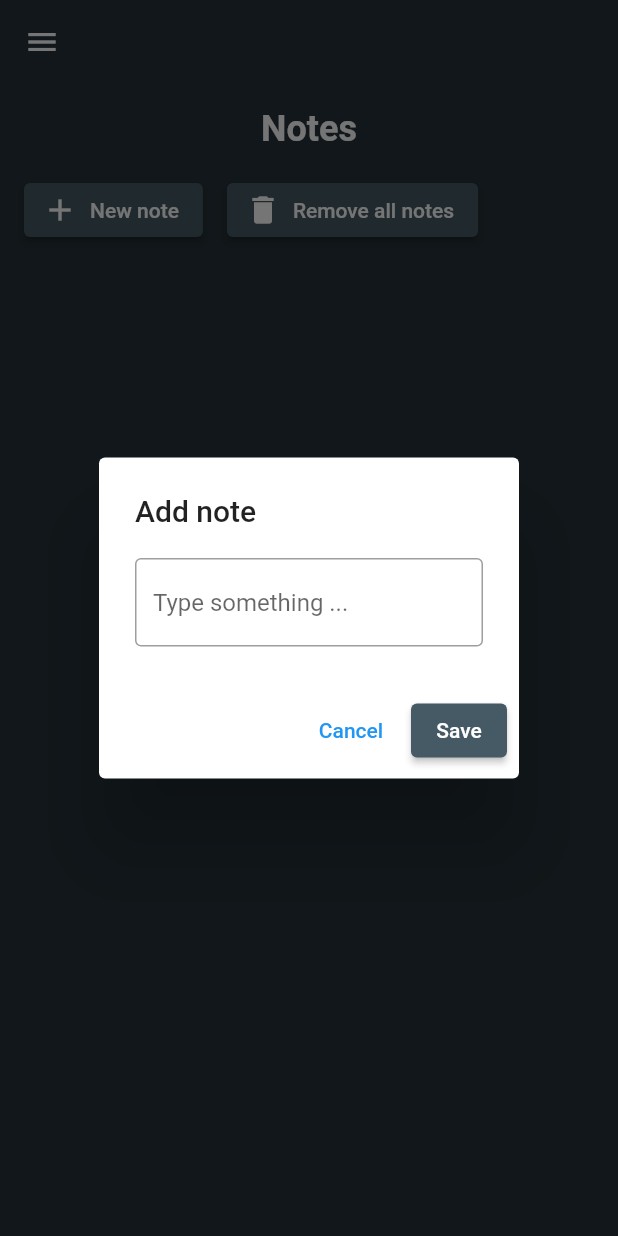
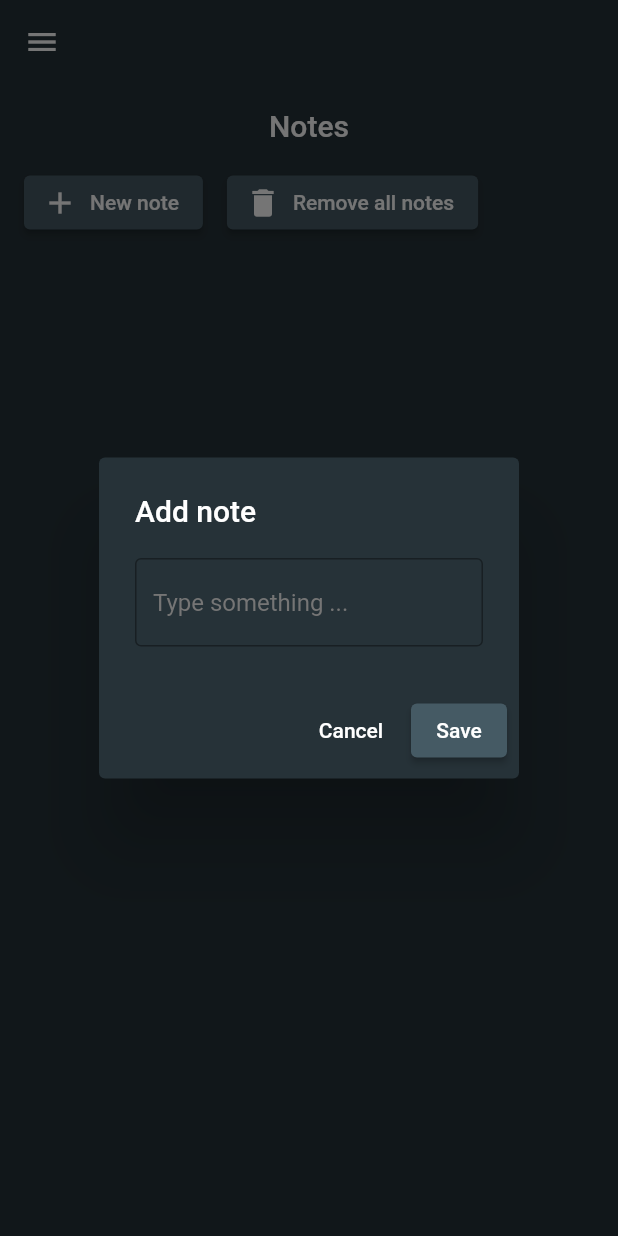
Before and after one commit to eknaub/todo_webapp, a Flutter app: the MainScreen screen opened directly, after a tap on "New note", on a phone screen of 412 x 824 dp. Run offline on Flutter 3.47's test engine with Material 2 defaults, Android fonts, the light colour scheme and no system bars; our stand-ins replace shared_preferences; accounts and stored records are empty; statements that could not run were skipped.

Commit message:
more theme

```diff
--- a/lib/widgets/drawer_widget.dart
+++ b/lib/widgets/drawer_widget.dart
@@ -1,6 +1,5 @@
 import 'package:flutter/material.dart';
 import 'package:provider/provider.dart';
-import 'package:todo_webapp/constants/colors.dart';
 import 'package:todo_webapp/model/activityList.dart';
 import 'package:todo_webapp/model/selectedActivity.dart';
 import 'package:todo_webapp/widgets/version_widget.dart';
@@ -51,13 +50,9 @@
                   onPressed: () => _addActivityDialog(context),
                 ),
               ),
-              const Text(
+              Text(
                 'Add new activity',
-                style: TextStyle(
-                  fontSize: 18.0,
-                  fontWeight: FontWeight.w600,
-                  color: whiteColor,
-                ),
+                style: Theme.of(context).textTheme.titleLarge,
               )
             ],
           ),
@@ -65,15 +60,9 @@
             indent: 16.0,
             endIndent: 16.0,
           ),
-          const Center(
-            child: Text(
-              'Activities',
-              style: TextStyle(
-                  fontSize: 16.0,
-                  fontWeight: FontWeight.w600,
-                  fontStyle: FontStyle.italic,
-                  color: whiteColor),
-            ),
+          Center(
+            child: Text('Activities',
+                style: Theme.of(context).textTheme.titleMedium),
           ),
           ListView.builder(
             shrinkWrap: true,
@@ -87,10 +76,7 @@
                   ),
                 ),
                 title: Text(activityList.getActivityAt(index: index),
-                    style: const TextStyle(
-                      fontSize: 16.0,
-                      color: whiteColor,
-                    )),
+                    style: Theme.of(context).textTheme.titleMedium),
                 trailing: IconButton(
                     onPressed: () => _removeActivityDialog(context, index),
                     icon: const Icon(
@@ -111,14 +97,10 @@
             indent: 16.0,
             endIndent: 16.0,
           ),
-          const Center(
+          Center(
             child: Text(
               'Misc',
-              style: TextStyle(
-                  fontSize: 16.0,
-                  fontWeight: FontWeight.w600,
-                  fontStyle: FontStyle.italic,
-                  color: whiteColor),
+              style: Theme.of(context).textTheme.titleMedium,
             ),
           ),
           ListTile(
@@ -136,11 +118,9 @@
                 activityIdx.setSelectedIndex(-1);
               });
             },
-              title: const Text("Notes",
-                  style: TextStyle(
-                    fontSize: 16.0,
-                    color: whiteColor,
-                  ))),
+            title:
+                Text("Notes", style: Theme.of(context).textTheme.titleMedium),
+          ),
           const Version()
         ],
       ),
--- a/lib/widgets/notes_widget.dart
+++ b/lib/widgets/notes_widget.dart
@@ -1,5 +1,4 @@
 import 'package:flutter/material.dart';
-import 'package:todo_webapp/constants/colors.dart';
 import 'package:todo_webapp/model/noteList.dart';
 
 class NotesWidget extends StatefulWidget {
@@ -30,11 +29,10 @@
   Widget build(BuildContext context) {
     return Column(
       children: [
-        const Center(
+        Center(
           child: Text(
             "Notes",
-            style: TextStyle(
-                color: whiteColor, fontSize: 24.0, fontWeight: FontWeight.bold),
+            style: Theme.of(context).textTheme.titleLarge,
           ),
         ),
         const SizedBox(
@@ -82,7 +80,7 @@
                     flex: 12,
                     child: Text(
                       notesList.getNoteAt(index: index),
-                      style: const TextStyle(color: whiteColor, fontSize: 18),
+                      style: Theme.of(context).textTheme.bodyLarge,
                     ),
                   ),
                   const Spacer(),
--- a/lib/widgets/version_widget.dart
+++ b/lib/widgets/version_widget.dart
@@ -13,11 +13,8 @@
       children: [
         Container(
           padding: const EdgeInsets.all(8.0),
-          child: const Text("Version $version",
-              style: TextStyle(
-                fontSize: 14.0,
-                color: Colors.white,
-              )),
+          child: Text("Version $version",
+              style: Theme.of(context).textTheme.bodyLarge),
         ),
       ],
     );
```
Also changed, not shown: lib/main.dart (+28 -3 lines), lib/widgets/task_widget.dart (+3 -7 lines), lib/widgets/todoItem_widget.dart (+2 -9 lines). Lines whose indentation alone changed are shown as unchanged.
